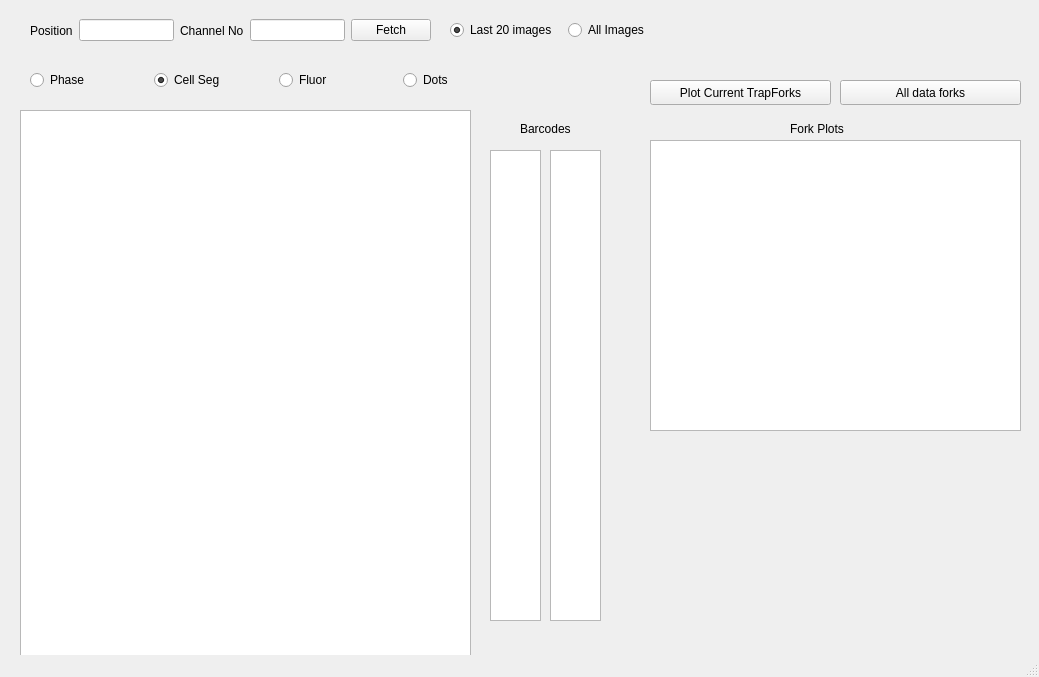
Qt form rtclient/ui/qt_ui_files/tweezer.ui (karempudi/rtclient) before a commit.
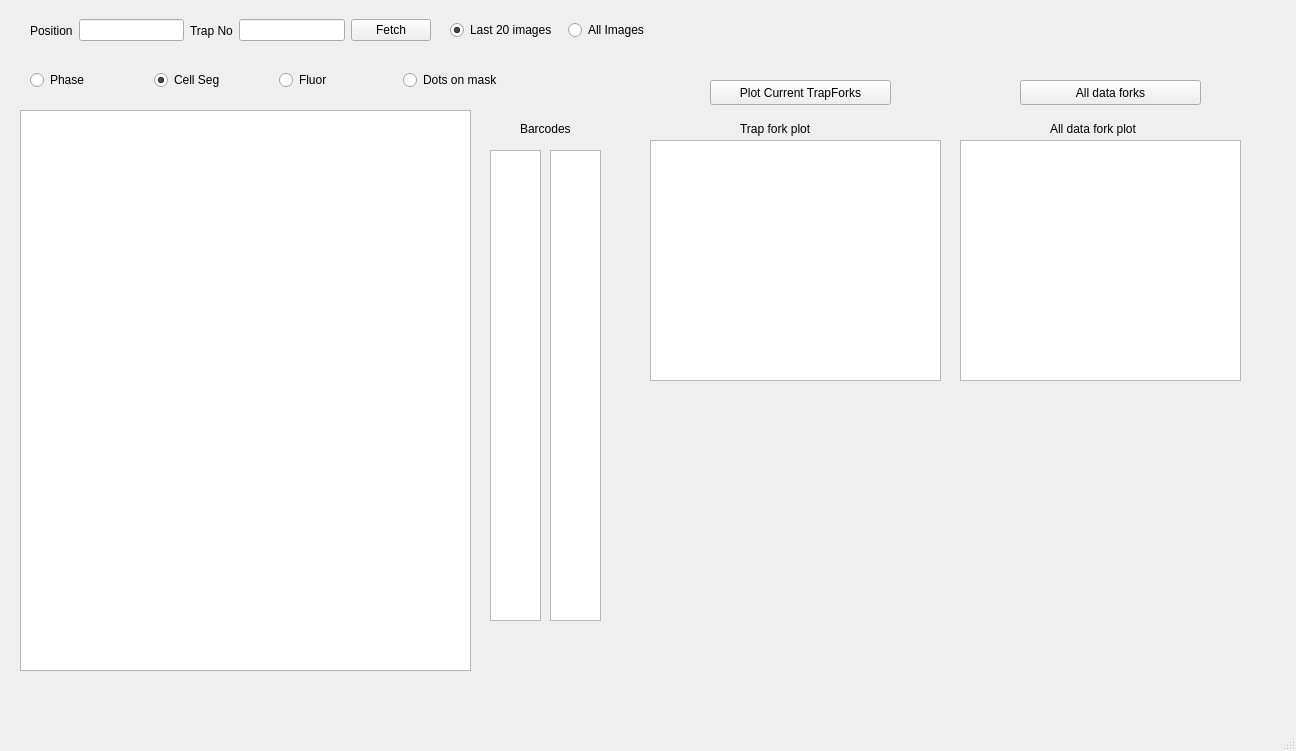
The same form after that commit. Custom widgets are drawn as their Qt base class.

Commit message: More UI components hooked

Diff of the .ui file:
```diff
--- a/rtclient/ui/qt_ui_files/tweezer.ui
+++ b/rtclient/ui/qt_ui_files/tweezer.ui
@@ -6,8 +6,8 @@
    <rect>
     <x>0</x>
     <y>0</y>
-    <width>1039</width>
-    <height>677</height>
+    <width>1296</width>
+    <height>751</height>
    </rect>
   </property>
   <property name="sizePolicy">
@@ -20,7 +20,7 @@
    <widget class="QPushButton" name="show_button">
     <property name="geometry">
      <rect>
-      <x>650</x>
+      <x>710</x>
       <y>80</y>
       <width>181</width>
       <height>25</height>
@@ -40,13 +40,13 @@
      </rect>
     </property>
    </widget>
-   <widget class="QGraphicsView" name="properties_view">
+   <widget class="ImageView" name="fork_plots_trap">
     <property name="geometry">
      <rect>
       <x>650</x>
       <y>140</y>
-      <width>371</width>
-      <height>291</height>
+      <width>291</width>
+      <height>241</height>
      </rect>
     </property>
    </widget>
@@ -73,7 +73,7 @@
      <item>
       <widget class="QLabel" name="ch_no_label">
        <property name="text">
-        <string>Channel No</string>
+        <string>Trap No</string>
        </property>
       </widget>
      </item>
@@ -129,7 +129,7 @@
      <item>
       <widget class="QRadioButton" name="cell_tracks_image">
        <property name="text">
-        <string>Dots</string>
+        <string>Dots on mask</string>
        </property>
       </widget>
      </item>
@@ -187,14 +187,14 @@
    <widget class="QLabel" name="label">
     <property name="geometry">
      <rect>
-      <x>790</x>
+      <x>740</x>
       <y>120</y>
-      <width>81</width>
+      <width>101</width>
       <height>17</height>
      </rect>
     </property>
     <property name="text">
-     <string>Fork Plots</string>
+     <string>Trap fork plot</string>
     </property>
    </widget>
    <widget class="QLabel" name="label_2">
@@ -213,7 +213,7 @@
    <widget class="QPushButton" name="show_button_2">
     <property name="geometry">
      <rect>
-      <x>840</x>
+      <x>1020</x>
       <y>80</y>
       <width>181</width>
       <height>25</height>
@@ -223,6 +223,29 @@
      <string>All data forks</string>
     </property>
    </widget>
+   <widget class="ImageView" name="fork_plots_all">
+    <property name="geometry">
+     <rect>
+      <x>960</x>
+      <y>140</y>
+      <width>281</width>
+      <height>241</height>
+     </rect>
+    </property>
+   </widget>
+   <widget class="QLabel" name="fork_label_2">
+    <property name="geometry">
+     <rect>
+      <x>1050</x>
+      <y>120</y>
+      <width>121</width>
+      <height>17</height>
+     </rect>
+    </property>
+    <property name="text">
+     <string>All data fork plot</string>
+    </property>
+   </widget>
   </widget>
   <widget class="QMenuBar" name="menubar">
    <property name="geometry">
@@ -236,6 +259,13 @@
   </widget>
   <widget class="QStatusBar" name="statusbar"/>
  </widget>
+ <customwidgets>
+  <customwidget>
+   <class>ImageView</class>
+   <extends>QGraphicsView</extends>
+   <header location="global">pyqtgraph</header>
+  </customwidget>
+ </customwidgets>
  <resources/>
  <connections/>
 </ui>
```
Left out of the diff: 24 changed lines with no effect on the pictures. The commit also changes 5 other files.
